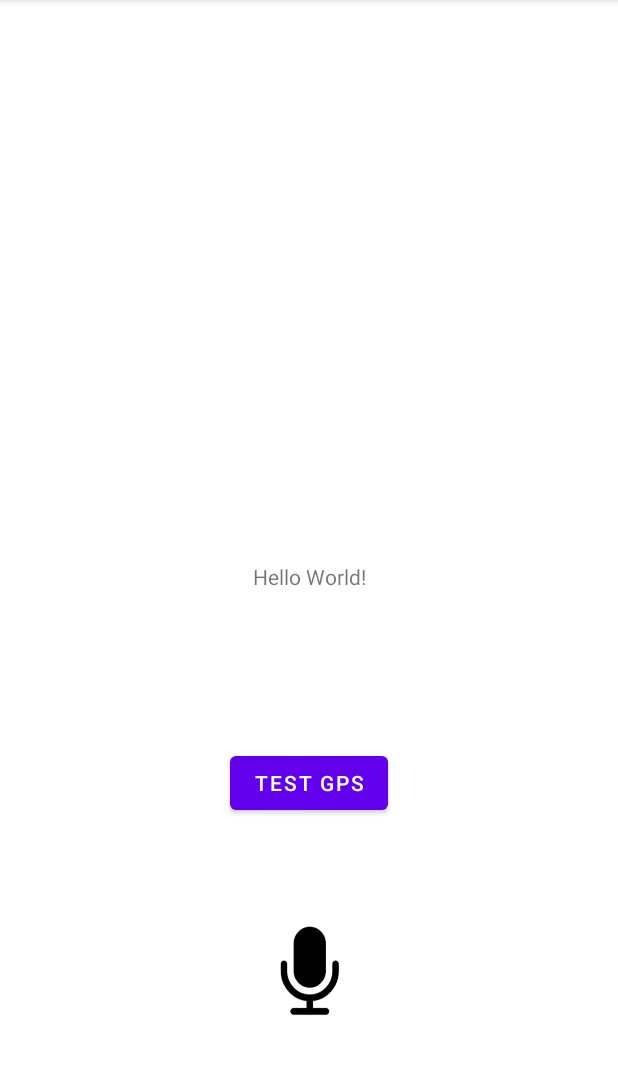
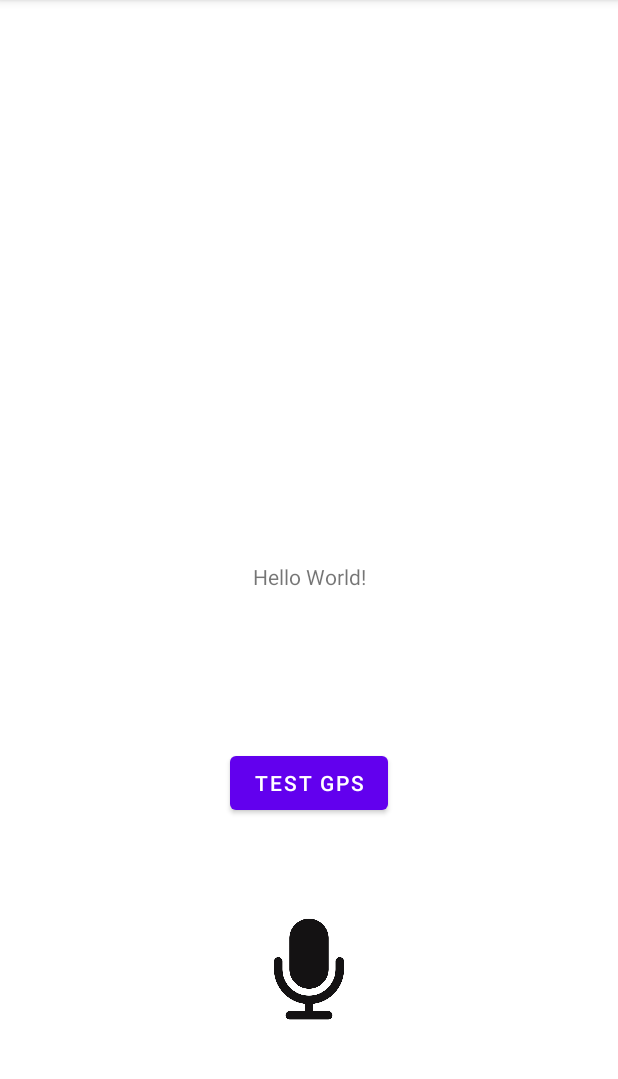
Before and after one commit to VictorCilleros/PMR_Velocus, an Android app: the screen it shows after launch (MainActivity), on a phone screen of 412 x 824 dp, the part 84-1163 px from its top. Run offline under Robolectric (Android 15) with nearby library versions, the phone set to English and light mode, and no system bars.

Commit message:
Update deprecated onActivityResult

```diff
--- a/app/src/main/java/com/velocus/MainActivity.kt
+++ b/app/src/main/java/com/velocus/MainActivity.kt
@@ -11,6 +11,7 @@ import android.view.Gravity
 import androidx.core.app.ActivityCompat
 import android.view.View
 import android.widget.*
+import androidx.activity.result.contract.ActivityResultContracts
 import androidx.appcompat.app.AppCompatActivity
 import java.util.*
 
@@ -18,7 +19,6 @@ class MainActivity : AppCompatActivity() {
 
     private var mStartButton: Button? = null
 
-    private val RQ_SPEECH_REC = 102
     private val ASR_PERMISSION_REQUEST_CODE = 0
 
     override fun onCreate(savedInstanceState: Bundle?) {
@@ -44,18 +44,6 @@ class MainActivity : AppCompatActivity() {
 
     }
 
-    override fun onActivityResult(requestCode: Int, resultCode: Int, data: Intent?) {
-        super.onActivityResult(requestCode, resultCode, data)
-
-        val tvText = findViewById<TextView>(R.id.tv_text)
-
-        if (requestCode == RQ_SPEECH_REC && resultCode == Activity.RESULT_OK) {
-            val result = data?.getStringArrayListExtra(RecognizerIntent.EXTRA_RESULTS)
-            tvText.text = result?.get(0).toString()
-            handleCommands(result?.get(0).toString())
-        }
-    }
-
     private fun askSpeechInput() {
         if (!SpeechRecognizer.isRecognitionAvailable(this)) {
             Toast.makeText(this, "Speech recognition is not available", Toast.LENGTH_SHORT).show()
@@ -64,9 +52,22 @@ class MainActivity : AppCompatActivity() {
             i.putExtra(RecognizerIntent.EXTRA_LANGUAGE_MODEL, RecognizerIntent.LANGUAGE_MODEL_FREE_FORM)
             i.putExtra(RecognizerIntent.EXTRA_LANGUAGE, Locale.getDefault())
             i.putExtra(RecognizerIntent.EXTRA_PROMPT, "Say something!")
-            startActivityForResult(i, RQ_SPEECH_REC)
+            //startActivityForResult(i, RQ_SPEECH_REC)
+            getResult.launch(i)
         }
     }
+
+    private val getResult =
+        registerForActivityResult(
+            ActivityResultContracts.StartActivityForResult()) {
+            val tvText = findViewById<TextView>(R.id.tv_text)
+
+            if (it.resultCode == Activity.RESULT_OK) {
+                val result = it.data?.getStringArrayListExtra(RecognizerIntent.EXTRA_RESULTS)
+                tvText.text = result?.get(0).toString()
+                handleCommands(result?.get(0).toString())
+            }
+        }
 
     private fun verifyAudioPermissions() {
         if (checkCallingOrSelfPermission(RECORD_AUDIO) != PackageManager.PERMISSION_GRANTED) {
--- a/app/src/main/res/layout/activity_main.xml
+++ b/app/src/main/res/layout/activity_main.xml
@@ -30,12 +30,13 @@
 
     <ImageButton
         android:id="@+id/btn_micro"
+        android:contentDescription="black microphone"
         android:layout_width="100dp"
         android:layout_height="100dp"
         android:layout_centerInParent="true"
         android:scaleType="fitXY"
-        android:src="@drawable/micro"
-        android:backgroundTint="@color/white"
+        android:src="@drawable/microphone"
+        android:background="@color/white"
         android:layout_margin="50dp"
         app:layout_constraintEnd_toEndOf="parent"
         app:layout_constraintStart_toStartOf="parent"
```
Also changed, not shown: app/src/main/res/drawable/microphone.jpg (added).
